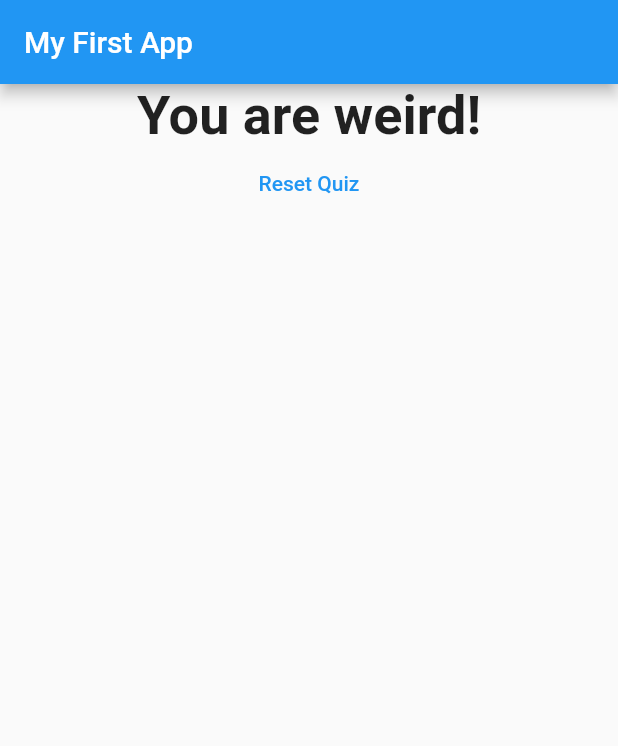
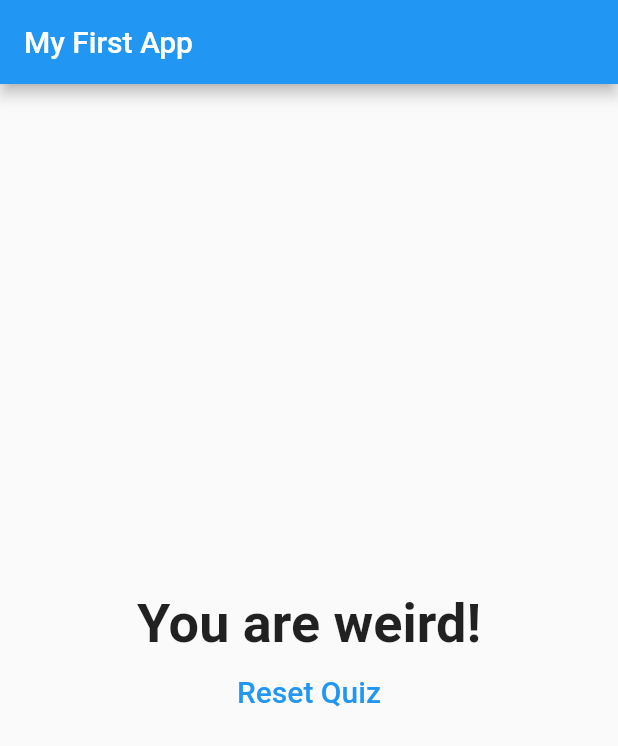
Before and after one commit to stkuwanda/quiz_app_flutter, a Flutter app: the screen it shows after launch, after a tap on "Black", after a tap on "Bear", after a tap on "Takura", on a phone screen of 412 x 824 dp. Shown: the top 746 px of the screen. Run offline on Flutter 3.47's test engine with Material 2 defaults, Android fonts, the phone set to English and light mode, and no system bars.

Commit message:
aligned result text and reset button to the center, then resized reset button text

```diff
--- a/lib/result.dart
+++ b/lib/result.dart
@@ -23,6 +23,7 @@ class Result extends StatelessWidget {
   Widget build(BuildContext context) {
     return Center(
       child: Column(
+        mainAxisAlignment: MainAxisAlignment.center,
         children: [
           Text(
             resultPhrase,
@@ -34,7 +35,10 @@ class Result extends StatelessWidget {
           ),
           FlatButton(
             onPressed: resetHandler,
-            child: Text('Reset Quiz'),
+            child: Text(
+              'Reset Quiz',
+              style: TextStyle(fontSize: 20),
+            ),
             textColor: Colors.blue,
           ),
         ],
```
